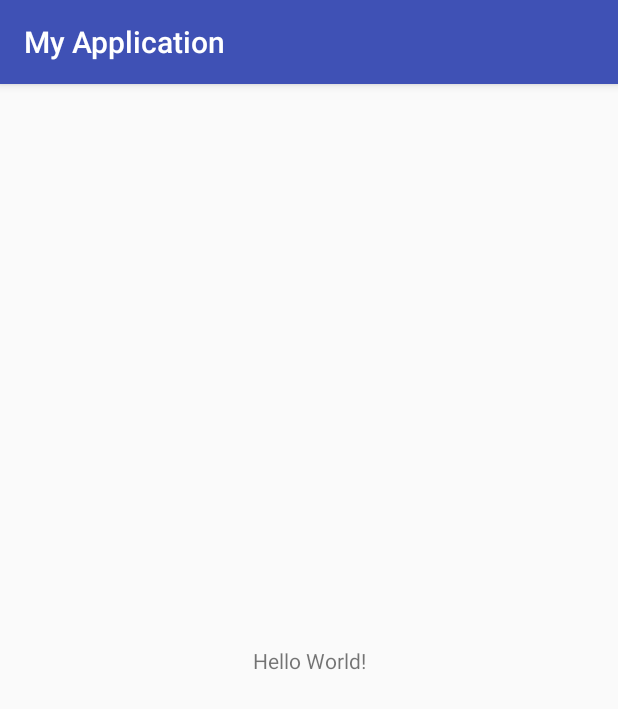
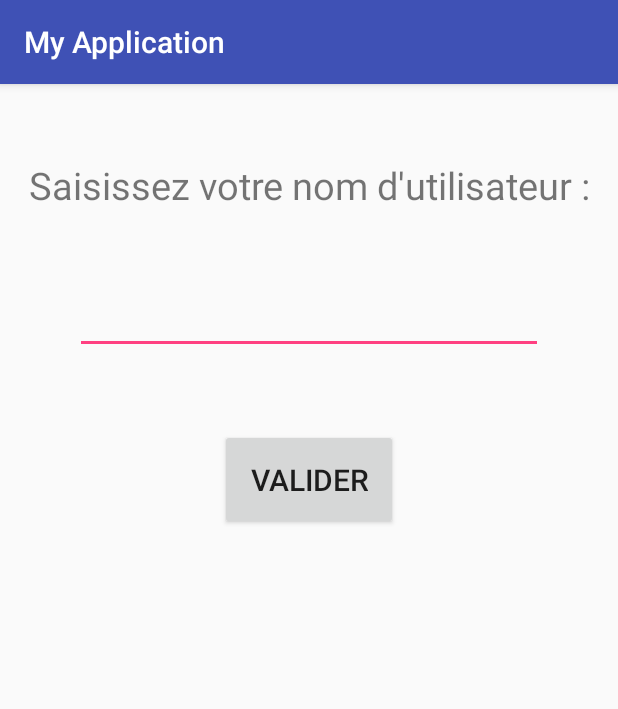
Before and after one commit to flodlc/android-quizz, an Android app: the screen it shows after launch (MainActivity), on a phone screen of 412 x 824 dp. Shown: the top 709 px of the screen. Run offline under Robolectric (Android 15) with nearby library versions, the phone set to English and light mode, and no system bars.

Commit message:
mainActivity ok

```diff
--- a/android-quizz/app/build.gradle
+++ b/android-quizz/app/build.gradle
@@ -26,5 +26,9 @@ dependencies {
     })
     compile 'com.android.support:appcompat-v7:26.+'
     compile 'com.android.support.constraint:constraint-layout:1.0.2'
+    compile group: 'com.google.guava', name: 'guava', version: '20.0'
+    compile 'com.android.support:design:26.+'
+    compile 'com.squareup.retrofit2:retrofit:2.3.0'
+    compile 'com.squareup.retrofit2:converter-gson:2.3.0'
     testCompile 'junit:junit:4.12'
 }
--- a/android-quizz/app/src/main/AndroidManifest.xml
+++ b/android-quizz/app/src/main/AndroidManifest.xml
@@ -1,6 +1,6 @@
 <?xml version="1.0" encoding="utf-8"?>
 <manifest xmlns:android="http://schemas.android.com/apk/res/android"
-    package="com.example.florian.myapplication">
+    package="com.example.florian.app">
 
     <application
         android:allowBackup="true"
@@ -9,7 +9,7 @@
         android:roundIcon="@mipmap/ic_launcher_round"
         android:supportsRtl="true"
         android:theme="@style/AppTheme">
-        <activity android:name=".MainActivity">
+        <activity android:name="com.example.florian.app.MainActivity">
             <intent-filter>
                 <action android:name="android.intent.action.MAIN" />
 
--- /dev/null
+++ b/android-quizz/app/src/main/java/com/example/florian/app/MainActivity.java
@@ -0,0 +1,30 @@
+package com.example.florian.app;
+
+import android.app.Activity;
+import android.content.Intent;
+import android.support.v7.app.AppCompatActivity;
+import android.os.Bundle;
+import android.view.View;
+import android.widget.Button;
+import android.widget.EditText;
+
+public class MainActivity extends AppCompatActivity {
+
+    @Override
+    protected void onCreate(Bundle savedInstanceState) {
+        super.onCreate(savedInstanceState);
+        setContentView(R.layout.activity_main);
+
+        final Activity activity = this;
+        (findViewById(R.id.validUser)).setOnClickListener(new View.OnClickListener() {
+            public void onClick(View v) {
+                String username = ((EditText) findViewById(R.id.username)).getText().toString();
+                Bundle b = new Bundle();
+                b.putSerializable("user", username);
+                Intent intent = new Intent(activity, HomeActivity.class);
+                intent.putExtras(b);
+                startActivity(intent);
+            }
+        });
+    }
+}
--- /dev/null
+++ b/android-quizz/app/src/main/res/layout/activity_home.xml
@@ -0,0 +1,6 @@
+<?xml version="1.0" encoding="utf-8"?>
+<LinearLayout xmlns:android="http://schemas.android.com/apk/res/android"
+    android:orientation="vertical" android:layout_width="match_parent"
+    android:layout_height="match_parent">
+
+</LinearLayout>
--- a/android-quizz/app/src/main/res/layout/activity_main.xml
+++ b/android-quizz/app/src/main/res/layout/activity_main.xml
@@ -4,15 +4,39 @@
     xmlns:tools="http://schemas.android.com/tools"
     android:layout_width="match_parent"
     android:layout_height="match_parent"
-    tools:context="com.example.florian.myapplication.MainActivity">
+    tools:context="com.example.florian.app.MainActivity">
 
-    <TextView
-        android:layout_width="wrap_content"
-        android:layout_height="wrap_content"
-        android:text="Hello World!"
+    <LinearLayout
+        android:layout_width="0dp"
+        android:layout_height="0dp"
+        android:orientation="vertical"
         app:layout_constraintBottom_toBottomOf="parent"
         app:layout_constraintLeft_toLeftOf="parent"
         app:layout_constraintRight_toRightOf="parent"
-        app:layout_constraintTop_toTopOf="parent" />
+        app:layout_constraintTop_toTopOf="parent">
+
+        <TextView
+            android:layout_width="match_parent"
+            android:layout_height="wrap_content"
+            android:layout_marginTop="50dp"
+            android:text="@string/user1"
+            android:textAlignment="center"
+            android:textSize="25sp" />
+
+        <EditText
+            android:layout_width="match_parent"
+            android:layout_height="wrap_content"
+            android:id="@+id/username"
+            android:layout_margin="50dp"/>
+
+        <Button
+            android:id="@+id/validUser"
+            android:layout_gravity="center_horizontal"
+            android:layout_width="wrap_content"
+            android:layout_height="wrap_content"
+            android:padding="20dp"
+            android:textSize="20sp"
+            android:text="@string/valid"/>
+    </LinearLayout>
 
 </android.support.constraint.ConstraintLayout>
--- a/android-quizz/app/src/main/res/values/strings.xml
+++ b/android-quizz/app/src/main/res/values/strings.xml
@@ -1,3 +1,5 @@
 <resources>
     <string name="app_name">My Application</string>
+    <string name="user1">Saisissez votre nom d\'utilisateur :</string>
+    <string name="valid">Valider</string>
 </resources>
```
Also changed, not shown: android-quizz/app/src/main/java/com/example/florian/app/HomeActivity.java (added, +8 -0 lines), android-quizz/app/src/main/java/com/example/florian/myapplication/MainActivity.java (deleted, +0 -13 lines), android-quizz/app/src/main/java/services/ApiService.java (added, +18 -0 lines), android-quizz/app/src/main/java/services/ApiServiceInterface.java (added, +28 -0 lines), 2 other files.
